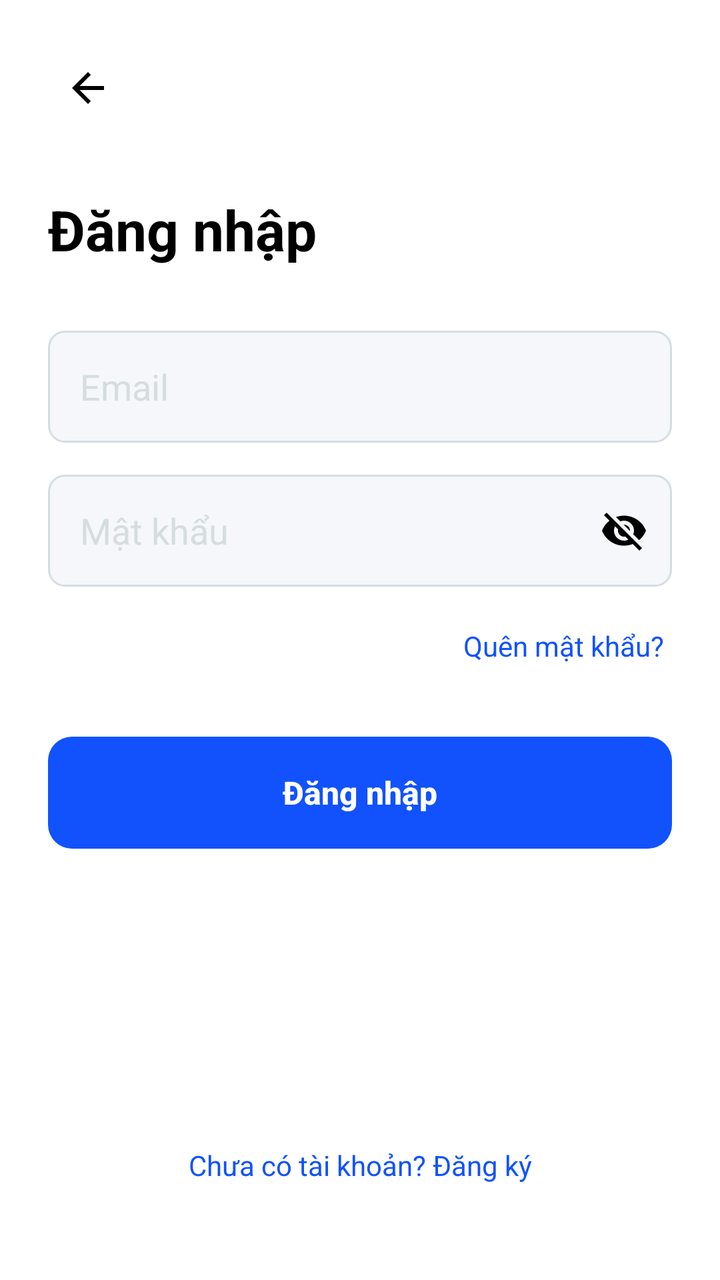
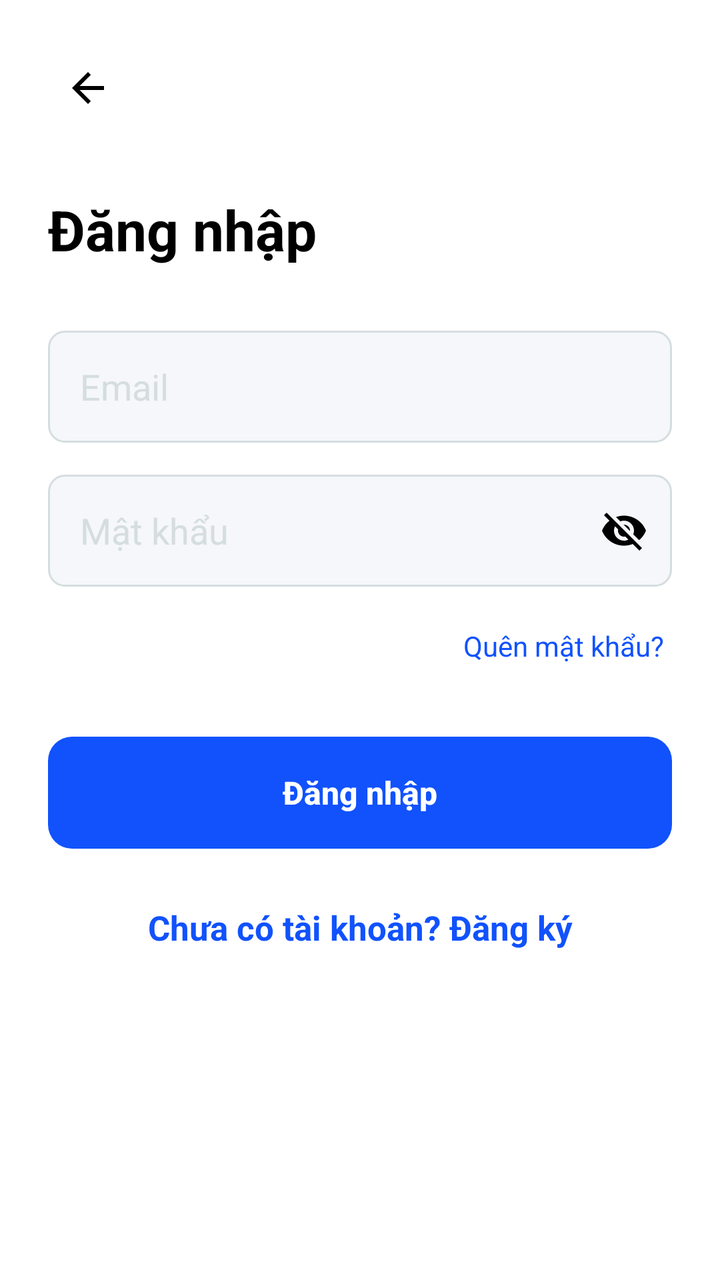

Compare the two renders of this Android layout. The source of the first and the diff that turns it into the second are given below.
<!-- AndroidManifest.xml: application theme Theme.NT118R12 -->
<!-- res/layout/activity_login.xml -->
<?xml version="1.0" encoding="utf-8"?>
<ScrollView xmlns:android="http://schemas.android.com/apk/res/android"
    xmlns:app="http://schemas.android.com/apk/res-auto"
    android:layout_width="match_parent"
    android:layout_height="match_parent"
    android:fillViewport="true"
    android:background="@color/white">

    <androidx.constraintlayout.widget.ConstraintLayout
        android:layout_width="match_parent"
        android:layout_height="wrap_content"
        android:padding="24dp">

        <ImageView
            android:id="@+id/btnBack"
            android:layout_width="wrap_content"
            android:layout_height="wrap_content"
            android:src="@drawable/ic_back"
            android:padding="8dp"
            app:layout_constraintStart_toStartOf="parent"
            app:layout_constraintTop_toTopOf="parent" />

        <TextView
            android:id="@+id/tvTitle"
            android:layout_width="wrap_content"
            android:layout_height="wrap_content"
            android:layout_marginTop="32dp"
            android:text="Đăng nhập"
            android:textColor="@color/black"
            android:textSize="28sp"
            android:textStyle="bold"
            app:layout_constraintStart_toStartOf="parent"
            app:layout_constraintTop_toBottomOf="@id/btnBack" />

        <EditText
            android:id="@+id/etEmail"
            android:layout_width="0dp"
            android:layout_height="56dp"
            android:layout_marginTop="32dp"
            android:background="@drawable/bg_input"
            android:hint="Email"
            android:inputType="textEmailAddress"
            android:paddingStart="16dp"
            android:paddingEnd="16dp"
            android:textColor="@color/text_primary"
            android:textColorHint="@color/text_secondary"
            app:layout_constraintEnd_toEndOf="parent"
            app:layout_constraintStart_toStartOf="parent"
            app:layout_constraintTop_toBottomOf="@id/tvTitle" />

        <FrameLayout
            android:id="@+id/flPassword"
            android:layout_width="0dp"
            android:layout_height="wrap_content"
            android:layout_marginTop="16dp"
            app:layout_constraintEnd_toEndOf="parent"
            app:layout_constraintStart_toStartOf="parent"
            app:layout_constraintTop_toBottomOf="@id/etEmail">

            <EditText
                android:id="@+id/etPassword"
                android:layout_width="match_parent"
                android:layout_height="56dp"
                android:background="@drawable/bg_input"
                android:hint="Mật khẩu"
                android:inputType="textPassword"
                android:paddingStart="16dp"
                android:paddingEnd="48dp"
                android:textColor="@color/text_primary"
                android:textColorHint="@color/text_secondary" />

            <ImageView
                android:id="@+id/ivTogglePassword"
                android:layout_width="48dp"
                android:layout_height="48dp"
                android:layout_gravity="end|center_vertical"
                android:padding="12dp"
                android:src="@drawable/ic_eye_off" />
        </FrameLayout>

        <TextView
            android:id="@+id/tvForgotPassword"
            android:layout_width="wrap_content"
            android:layout_height="wrap_content"
            android:layout_marginTop="16dp"
            android:text="Quên mật khẩu?"
            android:textColor="@color/primary"
            android:textSize="14sp"
            android:padding="4dp"
            app:layout_constraintEnd_toEndOf="parent"
            app:layout_constraintTop_toBottomOf="@id/flPassword" />

        <androidx.appcompat.widget.AppCompatButton
            android:id="@+id/btnLoginSubmit"
            android:layout_width="0dp"
            android:layout_height="56dp"
            android:layout_marginTop="32dp"
            android:background="@drawable/bg_btn_primary"
            android:text="Đăng nhập"
            android:textAllCaps="false"
            android:textColor="@color/white"
            android:textSize="16sp"
            android:textStyle="bold"
            android:stateListAnimator="@null"
            app:layout_constraintEnd_toEndOf="parent"
            app:layout_constraintStart_toStartOf="parent"
            app:layout_constraintTop_toBottomOf="@id/tvForgotPassword" />

        <TextView
            android:id="@+id/tvRegisterLink"
            android:layout_width="wrap_content"
            android:layout_height="wrap_content"
            android:layout_marginTop="16dp"
            android:layout_marginBottom="16dp"
            android:text="Chưa có tài khoản? Đăng ký"
            android:textColor="@color/primary"
            android:textSize="14sp"
            android:padding="8dp"
            app:layout_constraintBottom_toBottomOf="parent"
            app:layout_constraintEnd_toEndOf="parent"
            app:layout_constraintStart_toStartOf="parent"
            app:layout_constraintTop_toBottomOf="@id/btnLoginSubmit"
            app:layout_constraintVertical_bias="1.0" />

    </androidx.constraintlayout.widget.ConstraintLayout>
</ScrollView>
<!-- resources referenced by this layout -->
<resources>
  <color name="black">#FF000000</color>
  <color name="primary">#1152FD</color>
  <color name="text_primary">#3E4958</color>
  <color name="text_secondary">#D5DDE0</color>
  <color name="white">#FFFFFFFF</color>
  <!-- drawable bg_btn_primary (drawable) -->
  <?xml version="1.0" encoding="utf-8"?>
  <shape xmlns:android="http://schemas.android.com/apk/res/android">
      <solid android:color="@color/primary" />
      <corners android:radius="12dp" />
  </shape>
  <!-- drawable bg_input (drawable) -->
  <?xml version="1.0" encoding="utf-8"?>
  <shape xmlns:android="http://schemas.android.com/apk/res/android">
      <solid android:color="@color/bg_gray_light" />
      <corners android:radius="8dp" />
      <stroke android:width="1dp" android:color="@color/border" />
  </shape>
  <!-- drawable ic_back (drawable) -->
  <?xml version="1.0" encoding="utf-8"?>
  <vector xmlns:android="http://schemas.android.com/apk/res/android"
      android:width="24dp"
      android:height="24dp"
      android:viewportWidth="24"
      android:viewportHeight="24">
      <path
          android:fillColor="#FF000000"
          android:pathData="M20,11H7.83l5.59,-5.59L12,4l-8,8 8,8 1.41,-1.41L7.83,13H20v-2z" />
  </vector>
  <!-- drawable ic_eye_off (drawable) -->
  <?xml version="1.0" encoding="utf-8"?>
  <vector xmlns:android="http://schemas.android.com/apk/res/android"
      android:width="24dp"
      android:height="24dp"
      android:viewportWidth="24"
      android:viewportHeight="24">
      <path
          android:fillColor="#FF000000"
          android:pathData="M12,7c2.76,0 5,2.24 5,5 0,0.65 -0.13,1.26 -0.36,1.83l2.92,2.92c1.51,-1.26 2.7,-2.89 3.43,-4.75 -1.73,-4.39 -6,-7.5 -11,-7.5 -1.4,0 -2.74,0.25 -3.98,0.7l2.16,2.16C10.74,7.13 11.35,7 12,7zM2,4.27l2.28,2.28 0.46,0.46C3.08,8.3 1.78,10.02 1,12c1.73,4.39 6,7.5 11,7.5 1.55,0 3.03,-0.3 4.38,-0.84l0.42,0.42L19.73,22 21,20.73 3.27,3 2,4.27zM7.53,9.8l1.55,1.55c-0.05,0.21 -0.08,0.43 -0.08,0.65 0,1.66 1.34,3 3,3 0.22,0 0.44,-0.03 0.65,-0.08l1.55,1.55c-0.67,0.33 -1.41,0.53 -2.2,0.53 -2.76,0 -5,-2.24 -5,-5 0,-0.79 0.2,-1.53 0.53,-2.2zM11.84,9.02l3.15,3.15 0.02,-0.16c0,-1.66 -1.34,-3 -3,-3l-0.17,0.01z" />
  </vector>
  <style name="Theme.NT118R12" parent="Theme.MaterialComponents.Light.NoActionBar.Bridge" />
  <color name="bg_gray_light">#F5F7FA</color>
  <color name="border">#D5DDE0</color>
</resources>

<!-- the commit's change to res/layout/activity_login.xml (unified diff, before → after) -->
@@ -110,17 +110,15 @@
             android:id="@+id/tvRegisterLink"
             android:layout_width="wrap_content"
             android:layout_height="wrap_content"
-            android:layout_marginTop="16dp"
-            android:layout_marginBottom="16dp"
+            android:layout_marginTop="20dp"
+            android:padding="8dp"
             android:text="Chưa có tài khoản? Đăng ký"
             android:textColor="@color/primary"
-            android:textSize="14sp"
-            android:padding="8dp"
-            app:layout_constraintBottom_toBottomOf="parent"
+            android:textSize="17sp"
+            android:textStyle="bold"
             app:layout_constraintEnd_toEndOf="parent"
             app:layout_constraintStart_toStartOf="parent"
-            app:layout_constraintTop_toBottomOf="@id/btnLoginSubmit"
-            app:layout_constraintVertical_bias="1.0" />
+            app:layout_constraintTop_toBottomOf="@id/btnLoginSubmit" />
 
     </androidx.constraintlayout.widget.ConstraintLayout>
 </ScrollView>
